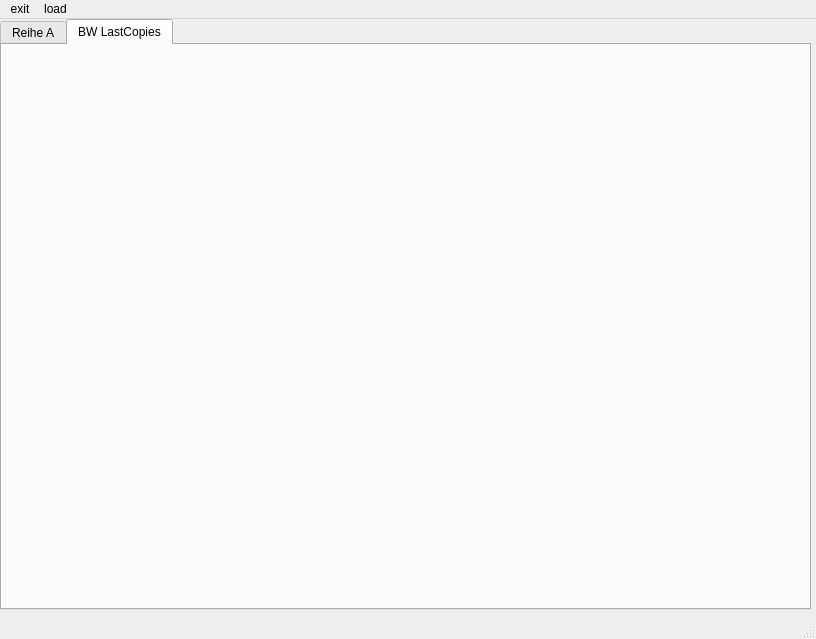
Qt form Python/UniversalUI.ui (WorldTeacher/WorkPrograms) before a commit.
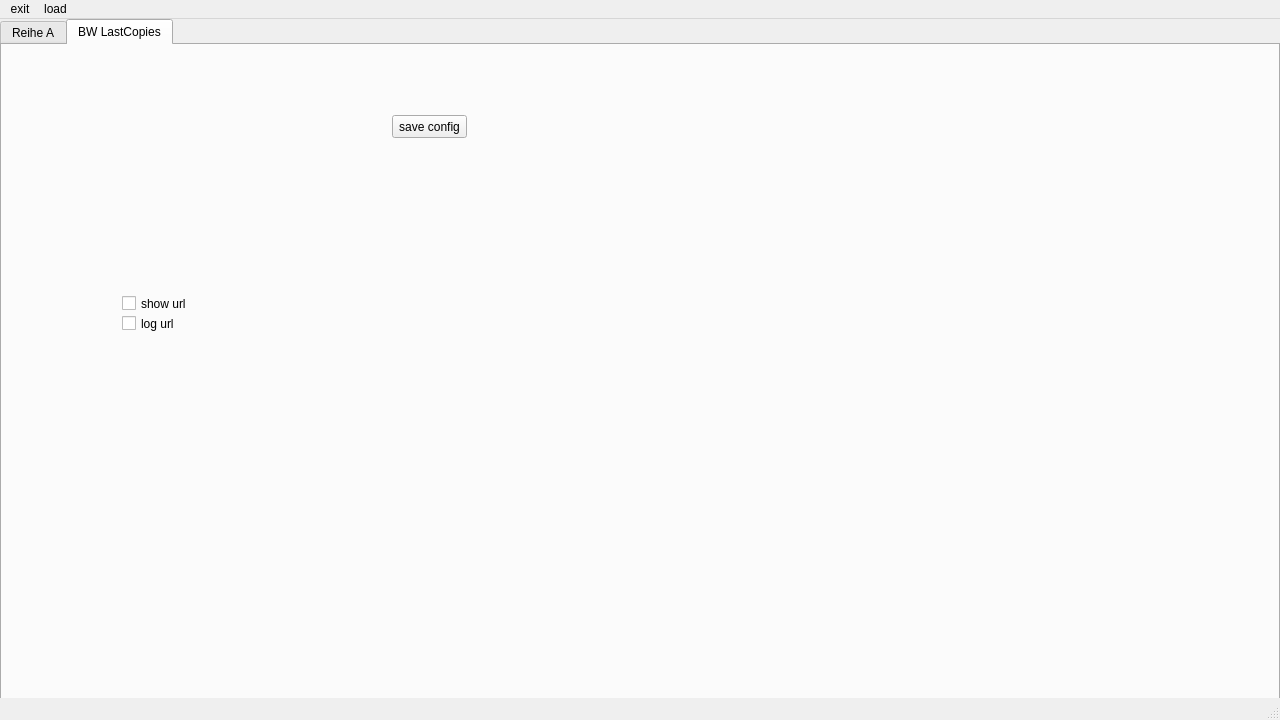
The same form after that commit. The open tabs and pages were chosen to show the change.

Commit message: rewrite of bwlastcopies, to ease ft gui coop

Patch:
```diff
--- a/Python/UniversalUI.ui
+++ b/Python/UniversalUI.ui
@@ -6,10 +6,28 @@
    <rect>
     <x>0</x>
     <y>0</y>
-    <width>816</width>
-    <height>639</height>
+    <width>1280</width>
+    <height>720</height>
    </rect>
   </property>
+  <property name="sizePolicy">
+   <sizepolicy hsizetype="Fixed" vsizetype="Fixed">
+    <horstretch>0</horstretch>
+    <verstretch>0</verstretch>
+   </sizepolicy>
+  </property>
+  <property name="minimumSize">
+   <size>
+    <width>1280</width>
+    <height>720</height>
+   </size>
+  </property>
+  <property name="maximumSize">
+   <size>
+    <width>1280</width>
+    <height>720</height>
+   </size>
+  </property>
   <property name="windowTitle">
    <string>MainWindow</string>
   </property>
@@ -19,10 +37,28 @@
      <rect>
       <x>0</x>
       <y>0</y>
-      <width>811</width>
-      <height>591</height>
+      <width>1280</width>
+      <height>720</height>
      </rect>
     </property>
+    <property name="sizePolicy">
+     <sizepolicy hsizetype="Fixed" vsizetype="Fixed">
+      <horstretch>0</horstretch>
+      <verstretch>0</verstretch>
+     </sizepolicy>
+    </property>
+    <property name="minimumSize">
+     <size>
+      <width>1280</width>
+      <height>720</height>
+     </size>
+    </property>
+    <property name="maximumSize">
+     <size>
+      <width>1280</width>
+      <height>720</height>
+     </size>
+    </property>
     <property name="whatsThis">
      <string extracomment="future button to s"/>
     </property>
@@ -77,6 +113,45 @@
      <attribute name="title">
       <string>BW LastCopies</string>
      </attribute>
+     <widget class="QCheckBox" name="show_url">
+      <property name="geometry">
+       <rect>
+        <x>120</x>
+        <y>250</y>
+        <width>70</width>
+        <height>17</height>
+       </rect>
+      </property>
+      <property name="text">
+       <string>show url</string>
+      </property>
+     </widget>
+     <widget class="QCheckBox" name="log_url">
+      <property name="geometry">
+       <rect>
+        <x>120</x>
+        <y>270</y>
+        <width>70</width>
+        <height>17</height>
+       </rect>
+      </property>
+      <property name="text">
+       <string>log url</string>
+      </property>
+     </widget>
+     <widget class="QPushButton" name="save_json">
+      <property name="geometry">
+       <rect>
+        <x>390</x>
+        <y>70</y>
+        <width>75</width>
+        <height>23</height>
+       </rect>
+      </property>
+      <property name="text">
+       <string>save config</string>
+      </property>
+     </widget>
     </widget>
    </widget>
   </widget>
@@ -85,7 +160,7 @@
     <rect>
      <x>0</x>
      <y>0</y>
-     <width>816</width>
+     <width>1280</width>
      <height>21</height>
     </rect>
    </property>
```
Left out of the diff: 26 changed lines with no effect on the pictures. The commit also changes 3 other files.
